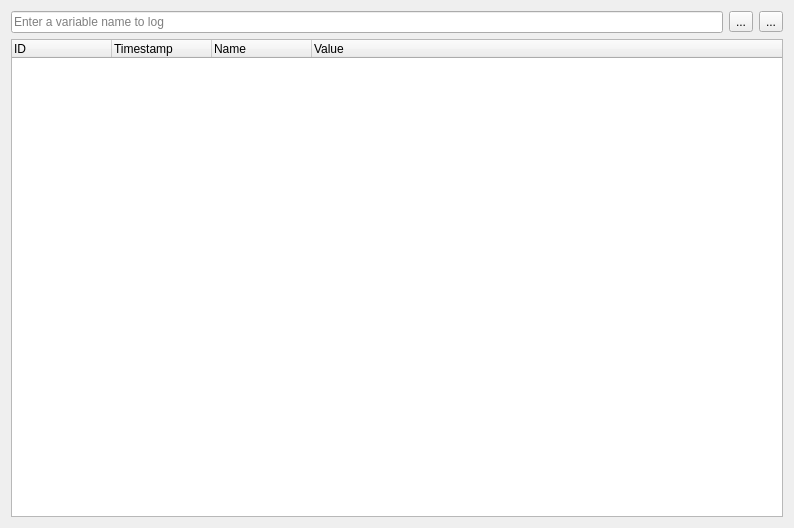
Before: the Qt Designer form Variable/SeerVariableLoggerBrowserWidget.ui in LiNY2-01/SeeDataStructure, drawn with Qt 5.
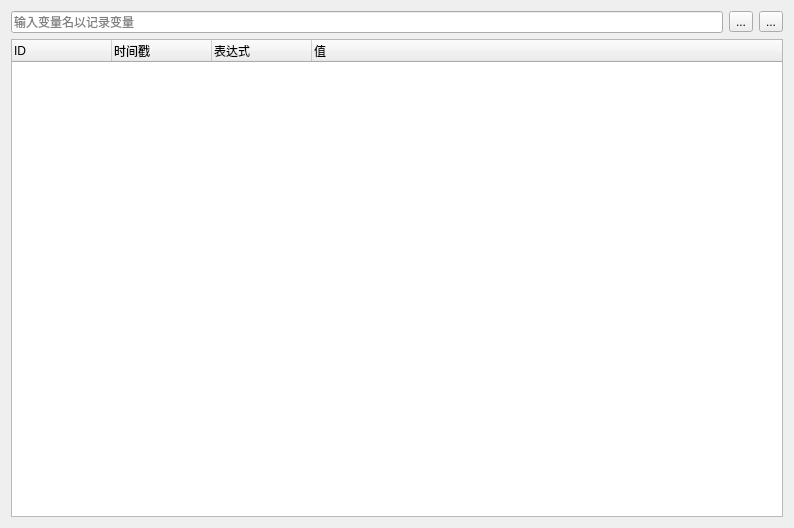
After: the same form once the commit is applied. Icons and pictures are not drawn.

The edit to the form file:
```diff
--- a/Variable/SeerVariableLoggerBrowserWidget.ui
+++ b/Variable/SeerVariableLoggerBrowserWidget.ui
@@ -22,7 +22,7 @@
         <string>Add a variable to the loggger.</string>
        </property>
        <property name="placeholderText">
-        <string>Enter a variable name to log</string>
+        <string>输入变量名以记录变量</string>
        </property>
        <property name="clearButtonEnabled">
         <bool>true</bool>
@@ -71,17 +71,17 @@
      </column>
      <column>
       <property name="text">
-       <string>Timestamp</string>
+       <string>时间戳</string>
       </property>
      </column>
      <column>
       <property name="text">
-       <string>Name</string>
+       <string>表达式</string>
       </property>
      </column>
      <column>
       <property name="text">
-       <string>Value</string>
+       <string>值</string>
       </property>
      </column>
     </widget>
```
